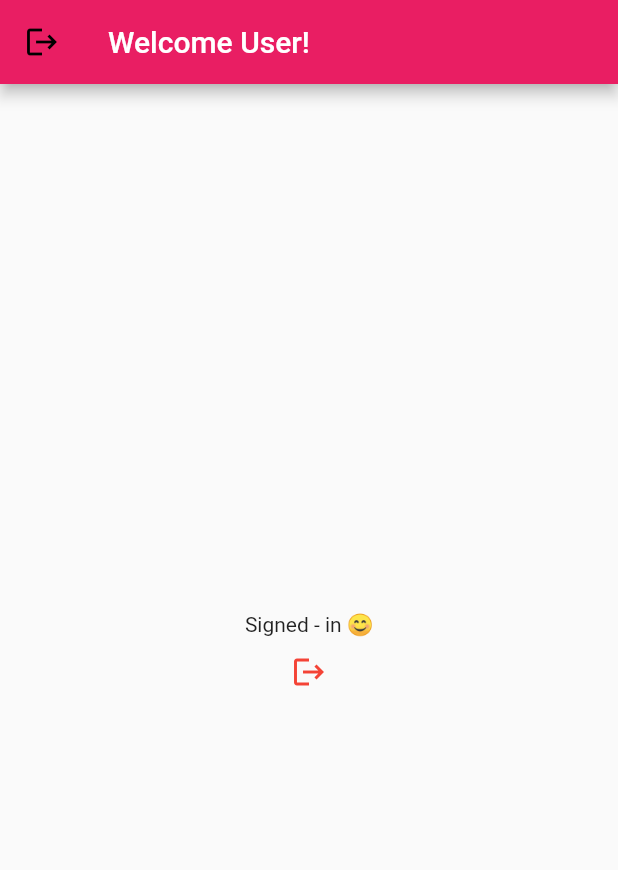
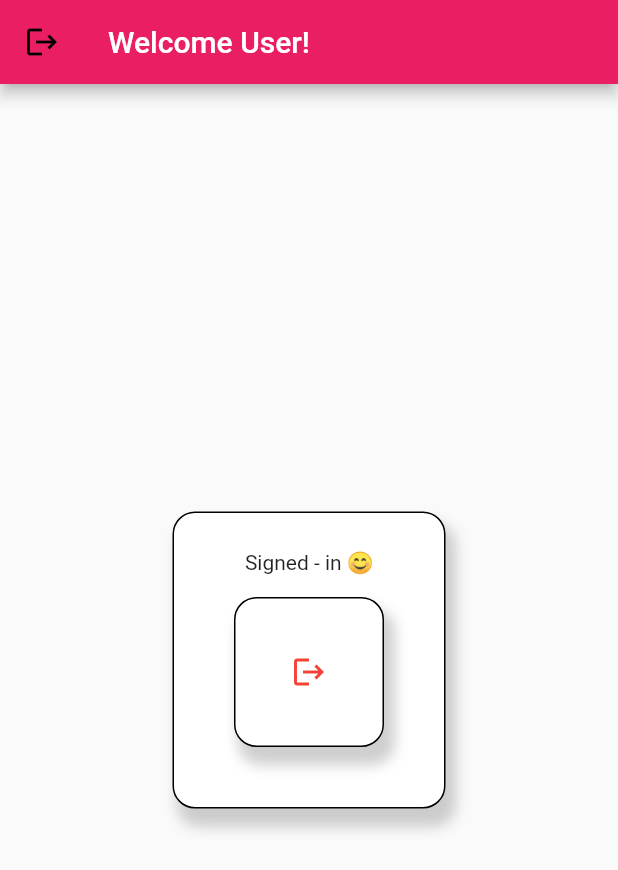
Before and after one commit to MasterChiefCarl/Garces_chat_app, a Flutter app: the screen it shows once a user with an empty profile is signed in, after a tap on the "logout" icon, on a phone screen of 412 x 824 dp. Shown: the top 870 px of the screen. Run offline on Flutter 3.47's test engine with Material 2 defaults, Android fonts, the phone set to English and light mode, and no system bars; our stand-ins replace firebase_auth, firebase_core, get_it; accounts and stored records are empty.

```diff
--- a/chat_app/lib/src/screens/authentication/auth_screen.dart
+++ b/chat_app/lib/src/screens/authentication/auth_screen.dart
@@ -20,6 +20,11 @@ class _AuthScreenState extends State<AuthScreen> {
   final TextEditingController _unCon = TextEditingController(),
       _passCon = TextEditingController();
   final AuthController _auth = locator<AuthController>();
+
+  static const List<Tab> _tabs = <Tab>[
+    Tab(text: 'Login'),
+    Tab(text: 'Register'),
+  ];
 
   @override
   void initState() {
@@ -54,6 +59,20 @@ class _AuthScreenState extends State<AuthScreen> {
             //used to not let thing overflow when dealing with keyboard
             child: Container(
               padding: const EdgeInsets.all(25),
+              margin: const EdgeInsets.all(15),
+              decoration: BoxDecoration(
+                color: Colors.white,
+                border: Border.all(color: Colors.black),
+                borderRadius: BorderRadius.circular(15.0),
+                boxShadow: [
+                  BoxShadow(
+                    color: Colors.grey.withOpacity(0.5),
+                    spreadRadius: 2,
+                    blurRadius: 7,
+                    offset: const Offset(5, 10), // changes position of shadow
+                  ),
+                ],
+              ),
               child: Form(
                 key: _formKey,
                 onChanged: () {
@@ -98,26 +117,26 @@ class _AuthScreenState extends State<AuthScreen> {
                         child: Row(
                           mainAxisAlignment: MainAxisAlignment.spaceAround,
                           children: [
-                            ElevatedButton(
-                              onPressed:
-                                  (_formKey.currentState?.validate() ?? false)
-                                      ? () {
-                                          _auth.register(
-                                              email: _unCon.text.trim(),
-                                              password: _passCon.text.trim());
-                                        }
-                                      : null,
-                              style: ElevatedButton.styleFrom(
-                                  padding: const EdgeInsets.all(15),
-                                  shape: RoundedRectangleBorder(
-                                    borderRadius: BorderRadius.circular(5.0),
-                                  ),
-                                  primary: (_formKey.currentState?.validate() ??
-                                          false)
-                                      ? Theme.of(context).colorScheme.primary
-                                      : Colors.grey),
-                              child: const Text('Register'),
-                            ),
+                            // ElevatedButton(
+                            //   onPressed:
+                            //       (_formKey.currentState?.validate() ?? false)
+                            //           ? () {
+                            //               _auth.register(
+                            //                   email: _unCon.text.trim(),
+                            //                   password: _passCon.text.trim());
+                            //             }
+                            //           : null,
+                            //   style: ElevatedButton.styleFrom(
+                            //       padding: const EdgeInsets.all(15),
+                            //       shape: RoundedRectangleBorder(
+                            //         borderRadius: BorderRadius.circular(5.0),
+                            //       ),
+                            //       primary: (_formKey.currentState?.validate() ??
+                            //               false)
+                            //           ? Theme.of(context).colorScheme.primary
+                            //           : Colors.grey),
+                            //   child: const Text('Register'),
+                            // ),
                             ElevatedButton(
                               onPressed:
                                   (_formKey.currentState?.validate() ?? false)
--- a/chat_app/lib/src/screens/home/home_screen.dart
+++ b/chat_app/lib/src/screens/home/home_screen.dart
@@ -25,23 +25,58 @@ class _HomeScreenState extends State<HomeScreen> {
         title: const Text('Welcome User!'),
       ),
       body: Center(
+        child: Container(
+            padding: const EdgeInsets.all(25),
+            margin: const EdgeInsets.all(15),
+            decoration: BoxDecoration(
+              color: Colors.white,
+              border: Border.all(color: Colors.black),
+              borderRadius: BorderRadius.circular(15.0),
+              boxShadow: [
+                BoxShadow(
+                  color: Colors.grey.withOpacity(0.5),
+                  spreadRadius: 2,
+                  blurRadius: 7,
+                  offset: const Offset(5, 10), // changes position of shadow
+                ),
+              ],
+            ),
             child: Column(
+              mainAxisSize: MainAxisSize.min,
               mainAxisAlignment: MainAxisAlignment.center,
               crossAxisAlignment: CrossAxisAlignment.center,
               children: [
                 Column(
                   children: [
                     const Text("Signed - in 😊"),
-              IconButton(
+                    Container(
+                        padding: const EdgeInsets.all(25),
+                        margin: const EdgeInsets.all(15),
+                        decoration: BoxDecoration(
+                          color: Colors.white,
+                          border: Border.all(color: Colors.black),
+                          borderRadius: BorderRadius.circular(15.0),
+                          boxShadow: [
+                            BoxShadow(
+                              color: Colors.grey.withOpacity(0.5),
+                              spreadRadius: 2,
+                              blurRadius: 7,
+                              offset: const Offset(
+                                  5, 10), // changes position of shadow
+                            ),
+                          ],
+                        ),
+                        child: IconButton(
                             onPressed: () async {
                               _auth.logout();
                             },
                             icon: const Icon(Icons.logout),
-                  color: Theme.of(context).colorScheme.secondary)
+                            color: Theme.of(context).colorScheme.secondary)),
                   ],
                 ),
               ],
             )),
+      ),
     );
   }
 }
```
Lines whose indentation alone changed are shown as unchanged.
